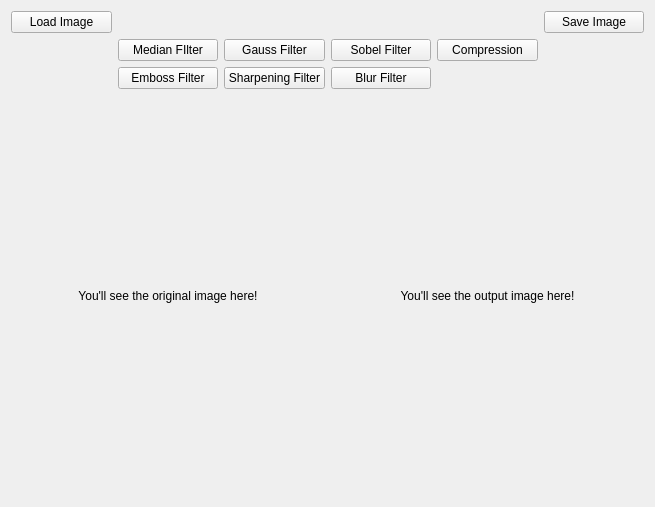
Qt form project_filter_gui/mainwindow.ui (MATF-RS19/RS020-proj3ctf1lter) before a commit.
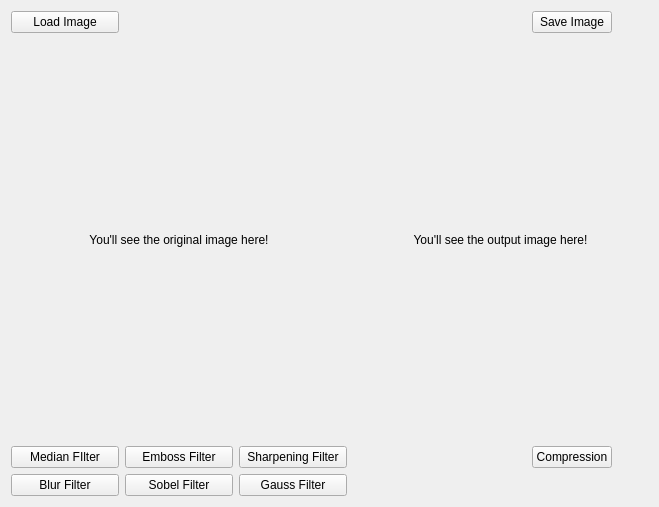
The same form after that commit.

What changed in the file:
```diff
--- a/project_filter_gui/mainwindow.ui
+++ b/project_filter_gui/mainwindow.ui
@@ -15,79 +15,92 @@
   </property>
   <widget class="QWidget" name="centralWidget">
    <layout class="QGridLayout" name="gridLayout">
-    <item row="0" column="0">
-     <widget class="QPushButton" name="button_load_image">
-      <property name="text">
-       <string>Load Image</string>
-      </property>
-     </widget>
-    </item>
-    <item row="0" column="5">
-     <widget class="QPushButton" name="button_save_image">
-      <property name="text">
-       <string>Save Image</string>
-      </property>
-     </widget>
-    </item>
-    <item row="1" column="1">
-     <widget class="QPushButton" name="button_filter_madian">
-      <property name="text">
-       <string>Median FIlter</string>
-      </property>
-     </widget>
-    </item>
-    <item row="1" column="2">
-     <widget class="QPushButton" name="button_filter_gauss">
-      <property name="text">
-       <string>Gauss Filter</string>
-      </property>
-     </widget>
-    </item>
-    <item row="1" column="3">
+    <item row="8" column="1">
      <widget class="QPushButton" name="button_filter_sobel">
       <property name="text">
        <string>Sobel Filter</string>
       </property>
      </widget>
     </item>
-    <item row="1" column="4">
-     <widget class="QPushButton" name="button_filter_compression">
+    <item row="8" column="2">
+     <widget class="QPushButton" name="button_filter_gauss">
       <property name="text">
-       <string>Compression</string>
+       <string>Gauss Filter</string>
       </property>
      </widget>
     </item>
-    <item row="2" column="2">
+    <item row="7" column="0">
+     <widget class="QPushButton" name="button_filter_madian">
+      <property name="text">
+       <string>Median FIlter</string>
+      </property>
+     </widget>
+    </item>
+    <item row="7" column="1">
+     <widget class="QPushButton" name="button_filter_emboss">
+      <property name="text">
+       <string>Emboss Filter</string>
+      </property>
+     </widget>
+    </item>
+    <item row="3" column="0" colspan="3">
+     <widget class="QLabel" name="label_image">
+      <property name="sizePolicy">
+       <sizepolicy hsizetype="Minimum" vsizetype="Preferred">
+        <horstretch>0</horstretch>
+        <verstretch>0</verstretch>
+       </sizepolicy>
+      </property>
+      <property name="minimumSize">
+       <size>
+        <width>336</width>
+        <height>396</height>
+       </size>
+      </property>
+      <property name="text">
+       <string>You'll see the original image here!</string>
+      </property>
+      <property name="alignment">
+       <set>Qt::AlignCenter</set>
+      </property>
+     </widget>
+    </item>
+    <item row="7" column="2">
      <widget class="QPushButton" name="button_filter_sharpening">
       <property name="text">
        <string>Sharpening Filter</string>
       </property>
      </widget>
     </item>
-    <item row="2" column="3">
+    <item row="8" column="0">
      <widget class="QPushButton" name="button_filter_blur">
       <property name="text">
        <string>Blur Filter</string>
       </property>
      </widget>
     </item>
-    <item row="3" column="0" colspan="3">
-     <widget class="QLabel" name="label_image">
-      <property name="sizePolicy">
-       <sizepolicy hsizetype="Minimum" vsizetype="Preferred">
-        <horstretch>0</horstretch>
-        <verstretch>0</verstretch>
-       </sizepolicy>
+    <item row="7" column="8">
+     <widget class="QPushButton" name="button_filter_compression">
+      <property name="text">
+       <string>Compression</string>
       </property>
+     </widget>
+    </item>
+    <item row="0" column="0">
+     <widget class="QPushButton" name="button_load_image">
       <property name="text">
-       <string>You'll see the original image here!</string>
+       <string>Load Image</string>
       </property>
-      <property name="alignment">
-       <set>Qt::AlignCenter</set>
+     </widget>
+    </item>
+    <item row="0" column="8">
+     <widget class="QPushButton" name="button_save_image">
+      <property name="text">
+       <string>Save Image</string>
       </property>
      </widget>
     </item>
-    <item row="3" column="3" colspan="3">
+    <item row="3" column="3" colspan="7">
      <widget class="QLabel" name="label4output">
       <property name="sizePolicy">
        <sizepolicy hsizetype="Minimum" vsizetype="Preferred">
@@ -95,6 +108,12 @@
         <verstretch>0</verstretch>
        </sizepolicy>
       </property>
+      <property name="minimumSize">
+       <size>
+        <width>295</width>
+        <height>396</height>
+       </size>
+      </property>
       <property name="text">
        <string>You'll see the output image here!</string>
       </property>
@@ -103,13 +122,6 @@
       </property>
      </widget>
     </item>
-    <item row="2" column="1">
-     <widget class="QPushButton" name="button_filter_emboss">
-      <property name="text">
-       <string>Emboss Filter</string>
-      </property>
-     </widget>
-    </item>
    </layout>
   </widget>
  </widget>
```
